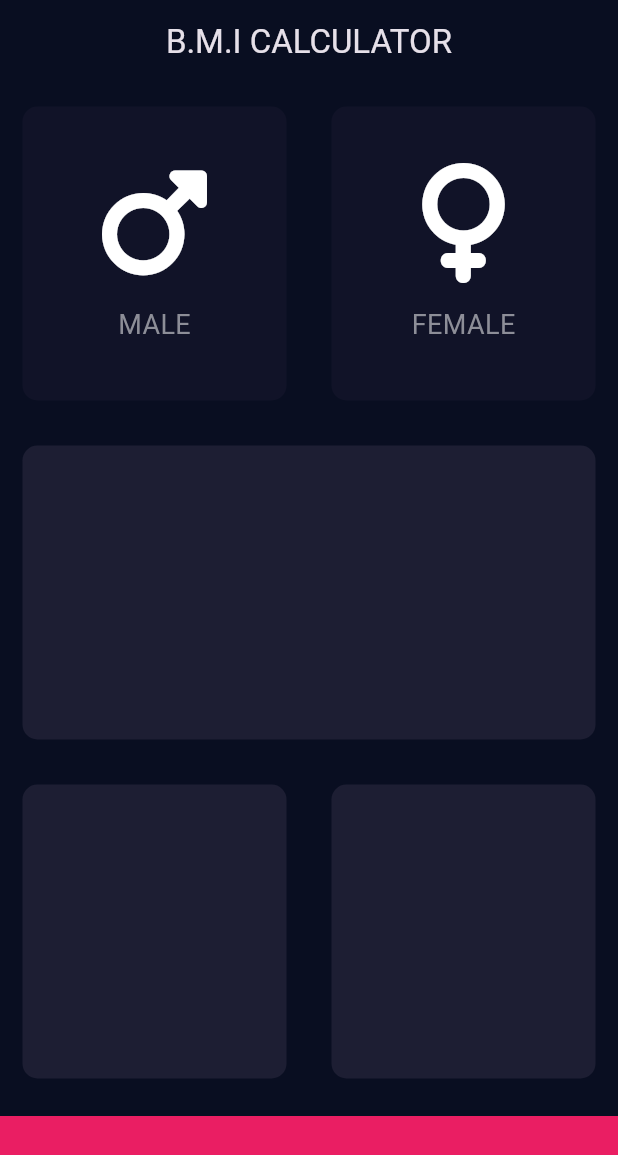
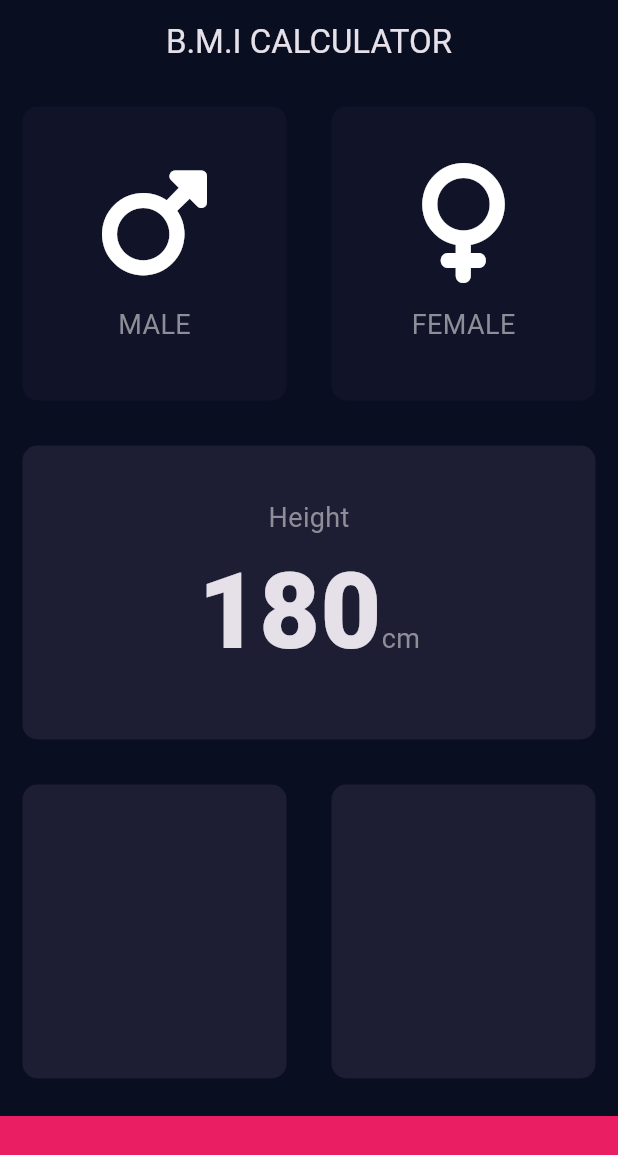
Before and after one commit to Oyebliss/BMI-Calculator-demo, a Flutter app: the screen it shows after launch, on a phone screen of 412 x 824 dp. Shown: the top 1155 px of the screen. Run offline on Flutter 3.47's test engine with Material 3 defaults, Android fonts, the phone set to English and light mode, and no system bars; our stand-ins replace font_awesome_flutter.

Commit message:
update the second column on the screen

```diff
--- a/lib/pages/input_page.dart
+++ b/lib/pages/input_page.dart
@@ -33,6 +33,7 @@ class _InputPageState extends State<InputPage> {
         ),
       ),
       body: Column(
+        crossAxisAlignment: CrossAxisAlignment.stretch,
         children: [
           Expanded(
             child: Row(
@@ -75,6 +76,30 @@ class _InputPageState extends State<InputPage> {
           const Expanded(
             child: ReusedCard(
               colour: kActiveColor,
+              cardChild: Column(
+                mainAxisAlignment: MainAxisAlignment.center,
+                children: [
+                  Text(
+                    'Height',
+                    style: kLabelTextStyle,
+                  ),
+                  Row(
+                    mainAxisAlignment: MainAxisAlignment.center,
+                    crossAxisAlignment: CrossAxisAlignment.baseline,
+                    textBaseline: TextBaseline.alphabetic,
+                    children: [
+                      Text(
+                        '180',
+                        style: kLargeLabel,
+                      ),
+                      Text(
+                        'cm',
+                        style: kLabelTextStyle,
+                      ),
+                    ],
+                  ),
+                ],
+              ),
             ),
           ),
           const Expanded(
--- a/lib/utils/constants.dart
+++ b/lib/utils/constants.dart
@@ -4,3 +4,13 @@ const kBottomContainerHeight = 80.0;
 const kActiveColor = Color(0xff1D1E33);
 const kInactiveColor = Color(0xff111328);
 const kBottomContainerColor = Color(0xffEA1E63);
+
+const kLabelTextStyle = TextStyle(
+  fontSize: 18,
+  color: Color(0xff8D8E98),
+);
+
+const kLargeLabel = TextStyle(
+  fontSize: 70,
+  fontWeight: FontWeight.w900,
+);
--- a/lib/utils/reused_column.dart
+++ b/lib/utils/reused_column.dart
@@ -1,9 +1,6 @@
 import 'package:flutter/material.dart';
 
-const labelTextStyle = TextStyle(
-  fontSize: 18,
-  color: Color(0xff8D8E98),
-);
+import 'constants.dart';
 
 class ReIconColumn extends StatelessWidget {
   final IconData? icon;
@@ -24,7 +21,7 @@ class ReIconColumn extends StatelessWidget {
         ),
         Text(
           label!,
-          style: labelTextStyle,
+          style: kLabelTextStyle,
         ),
       ],
     );
```
